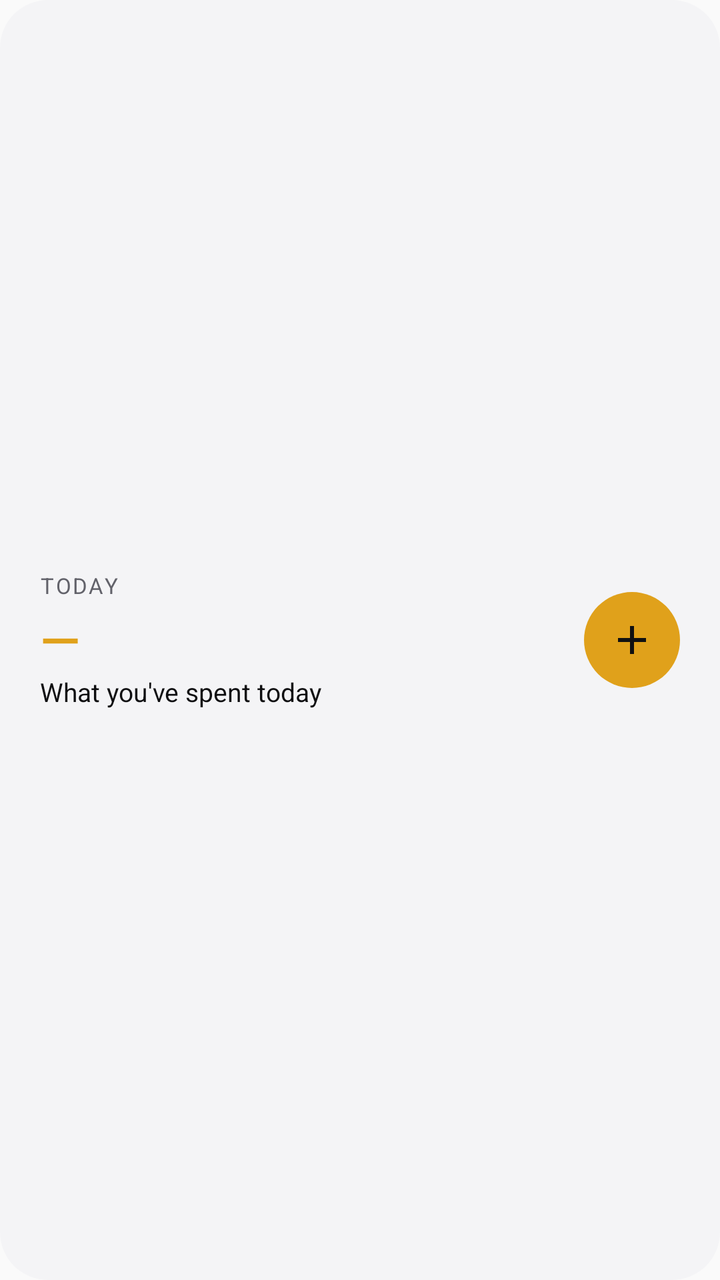
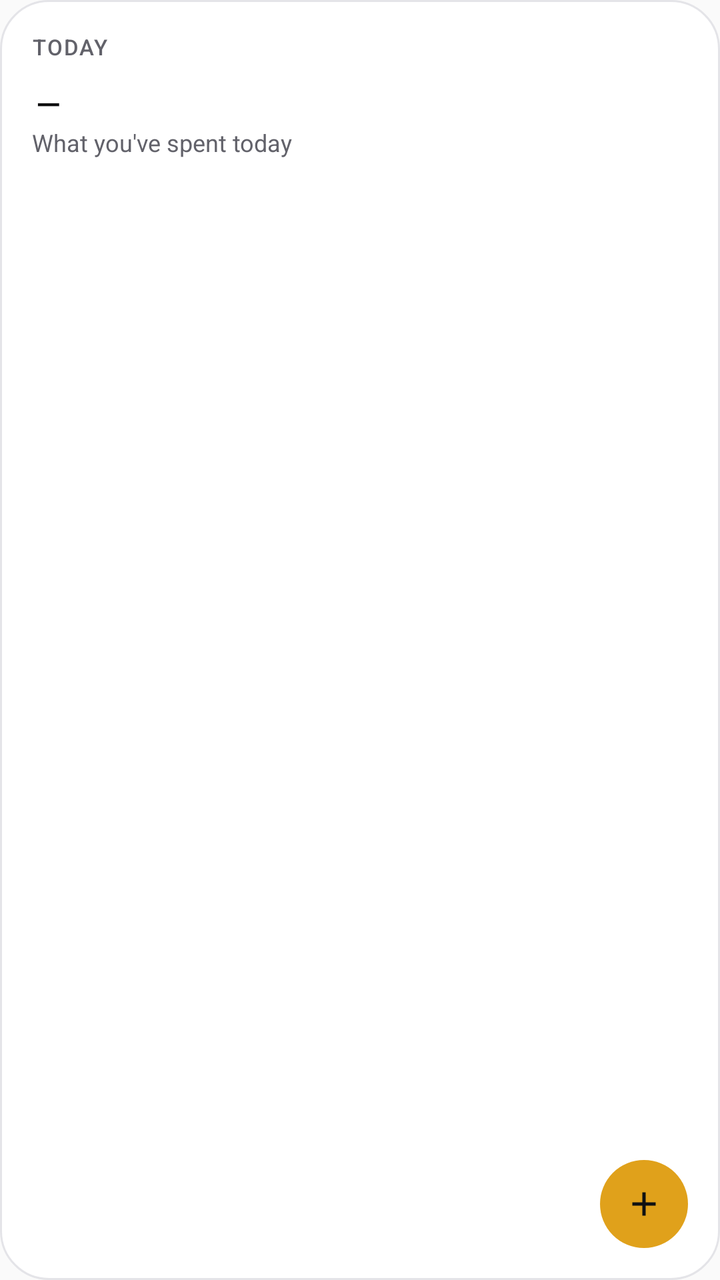

Two renders of the same Android screen: before a commit and after it. Below are the layout's source before the change and the commit's diff.
<!-- AndroidManifest.xml: application theme Theme.Spendwiseandroid -->
<!-- res/layout/widget_today.xml -->
<?xml version="1.0" encoding="utf-8"?>
<LinearLayout xmlns:android="http://schemas.android.com/apk/res/android"
    android:id="@android:id/background"
    android:layout_width="match_parent"
    android:layout_height="match_parent"
    android:background="@drawable/widget_background"
    android:gravity="center_vertical"
    android:orientation="horizontal"
    android:paddingHorizontal="20dp"
    android:paddingVertical="12dp">

    <LinearLayout
        android:layout_width="0dp"
        android:layout_height="wrap_content"
        android:layout_weight="1"
        android:orientation="vertical">

        <TextView
            android:id="@+id/widget_label"
            android:layout_width="wrap_content"
            android:layout_height="wrap_content"
            android:letterSpacing="0.08"
            android:text="@string/widget_today"
            android:textAllCaps="true"
            android:textColor="@color/widget_text_muted"
            android:textSize="11sp" />

        <TextView
            android:id="@+id/widget_amount"
            android:layout_width="wrap_content"
            android:layout_height="wrap_content"
            android:layout_marginTop="2dp"
            android:ellipsize="end"
            android:fontFamily="sans-serif-medium"
            android:fontFeatureSettings="tnum"
            android:maxLines="1"
            android:textColor="@color/widget_accent"
            android:text="—"
            android:textSize="26sp" />

        <TextView
            android:id="@+id/widget_detail"
            android:layout_width="wrap_content"
            android:layout_height="wrap_content"
            android:maxLines="1"
            android:ellipsize="end"
            android:text="@string/widget_description"
            android:textColor="@color/widget_text"
            android:textSize="13sp" />
    </LinearLayout>

    <ImageView
        android:id="@+id/widget_add"
        android:layout_width="48dp"
        android:layout_height="48dp"
        android:layout_marginStart="12dp"
        android:background="@drawable/widget_add_background"
        android:contentDescription="@string/widget_add"
        android:padding="12dp"
        android:src="@drawable/ic_tab_add"
        android:tint="@color/widget_on_accent" />
</LinearLayout>
<!-- resources referenced by this layout -->
<resources>
  <color name="widget_accent">#FFE0A11B</color>
  <color name="widget_on_accent">#FF111111</color>
  <color name="widget_text">#FF0E0E10</color>
  <color name="widget_text_muted">#FF62626A</color>
  <!-- drawable ic_tab_add (drawable) -->
  <vector xmlns:android="http://schemas.android.com/apk/res/android"
      android:width="24dp"
      android:height="24dp"
      android:viewportWidth="24"
      android:viewportHeight="24">
      <path
          android:fillColor="#FF000000"
          android:pathData="M19,13h-6v6h-2v-6H5v-2h6V5h2v6h6v2z" />
  </vector>
  <!-- drawable widget_add_background (drawable) -->
  <?xml version="1.0" encoding="utf-8"?>
  <shape xmlns:android="http://schemas.android.com/apk/res/android" android:shape="oval">
      <solid android:color="@color/widget_accent" />
  </shape>
  <!-- drawable widget_background (drawable) -->
  <?xml version="1.0" encoding="utf-8"?>
  <shape xmlns:android="http://schemas.android.com/apk/res/android" android:shape="rectangle">
      <solid android:color="@color/widget_surface" />
      <corners android:radius="24dp" />
  </shape>
  <string name="widget_add">Add expense</string>
  <string name="widget_description">What you\'ve spent today</string>
  <string name="widget_today">Today</string>
  <style name="Theme.Spendwiseandroid" parent="android:Theme.Material.Light.NoActionBar" />
  <color name="widget_surface">#FFF4F4F6</color>
</resources>

<!-- the commit's change to res/layout/widget_today.xml (unified diff, before → after) -->
@@ -1,62 +1,90 @@
 <?xml version="1.0" encoding="utf-8"?>
-<LinearLayout xmlns:android="http://schemas.android.com/apk/res/android"
+<FrameLayout xmlns:android="http://schemas.android.com/apk/res/android"
     android:id="@android:id/background"
     android:layout_width="match_parent"
     android:layout_height="match_parent"
     android:background="@drawable/widget_background"
-    android:gravity="center_vertical"
-    android:orientation="horizontal"
-    android:paddingHorizontal="20dp"
-    android:paddingVertical="12dp">
+    android:padding="16dp">
 
     <LinearLayout
-        android:layout_width="0dp"
+        android:layout_width="match_parent"
         android:layout_height="wrap_content"
-        android:layout_weight="1"
+        android:layout_gravity="top"
         android:orientation="vertical">
 
         <TextView
             android:id="@+id/widget_label"
             android:layout_width="wrap_content"
             android:layout_height="wrap_content"
-            android:letterSpacing="0.08"
+            android:fontFamily="sans-serif-medium"
+            android:letterSpacing="0.06"
             android:text="@string/widget_today"
             android:textAllCaps="true"
             android:textColor="@color/widget_text_muted"
             android:textSize="11sp" />
 
+        <LinearLayout
+            android:layout_width="match_parent"
+            android:layout_height="wrap_content"
+            android:layout_marginTop="6dp"
+            android:baselineAligned="true"
+            android:orientation="horizontal">
+
+            <TextView
+                android:id="@+id/widget_symbol"
+                android:layout_width="wrap_content"
+                android:layout_height="wrap_content"
+                android:layout_marginEnd="2dp"
+                android:textColor="@color/widget_text_muted"
+                android:textSize="18sp" />
+
+            <TextView
+                android:id="@+id/widget_amount"
+                android:layout_width="0dp"
+                android:layout_height="wrap_content"
+                android:layout_weight="1"
+                android:autoSizeMaxTextSize="30sp"
+                android:autoSizeMinTextSize="16sp"
+                android:autoSizeTextType="uniform"
+                android:fontFamily="sans-serif-medium"
+                android:fontFeatureSettings="tnum"
+                android:maxLines="1"
+                android:text="—"
+                android:textColor="@color/widget_text" />
+        </LinearLayout>
+
         <TextView
-            android:id="@+id/widget_amount"
-            android:layout_width="wrap_content"
+            android:id="@+id/widget_detail"
+            android:layout_width="match_parent"
             android:layout_height="wrap_content"
             android:layout_marginTop="2dp"
             android:ellipsize="end"
-            android:fontFamily="sans-serif-medium"
-            android:fontFeatureSettings="tnum"
-            android:maxLines="1"
-            android:textColor="@color/widget_accent"
-            android:text="—"
-            android:textSize="26sp" />
+            android:maxLines="2"
+            android:text="@string/widget_description"
+            android:textColor="@color/widget_text_muted"
+            android:textSize="12sp" />
+    </LinearLayout>
 
-        <TextView
-            android:id="@+id/widget_detail"
-            android:layout_width="wrap_content"
-            android:layout_height="wrap_content"
-            android:maxLines="1"
-            android:ellipsize="end"
-            android:text="@string/widget_description"
-            android:textColor="@color/widget_text"
-            android:textSize="13sp" />
-    </LinearLayout>
+    <TextView
+        android:id="@+id/widget_vs"
+        android:layout_width="wrap_content"
+        android:layout_height="wrap_content"
+        android:layout_gravity="bottom|start"
+        android:layout_marginEnd="52dp"
+        android:ellipsize="end"
+        android:fontFeatureSettings="tnum"
+        android:maxLines="1"
+        android:textColor="@color/widget_positive"
+        android:textSize="12sp" />
 
     <ImageView
         android:id="@+id/widget_add"
-        android:layout_width="48dp"
-        android:layout_height="48dp"
-        android:layout_marginStart="12dp"
+        android:layout_width="44dp"
+        android:layout_height="44dp"
+        android:layout_gravity="bottom|end"
         android:background="@drawable/widget_add_background"
         android:contentDescription="@string/widget_add"
         android:padding="12dp"
         android:src="@drawable/ic_tab_add"
         android:tint="@color/widget_on_accent" />
-</LinearLayout>
+</FrameLayout>
<!-- resource entries referenced after the edit -->
@@ -2,6 +2,7 @@
 <resources>
   <color name="widget_accent">#FFE0A11B</color>
   <color name="widget_on_accent">#FF111111</color>
+  <color name="widget_positive">#FF15803D</color>
   <color name="widget_text">#FF0E0E10</color>
   <color name="widget_text_muted">#FF62626A</color>
   <!-- drawable ic_tab_add (drawable) -->
@@ -24,11 +25,13 @@
   <shape xmlns:android="http://schemas.android.com/apk/res/android" android:shape="rectangle">
       <solid android:color="@color/widget_surface" />
       <corners android:radius="24dp" />
+      <stroke android:width="1dp" android:color="@color/widget_stroke" />
   </shape>
   <string name="widget_add">Add expense</string>
   <string name="widget_description">What you\'ve spent today</string>
   <string name="widget_today">Today</string>
   <style name="Theme.Spendwiseandroid" parent="android:Theme.Material.Light.NoActionBar" />
-  <color name="widget_surface">#FFF4F4F6</color>
+  <color name="widget_surface">#FFFFFFFF</color>
+  <color name="widget_stroke">#FFE4E4E8</color>
 </resources>
 
